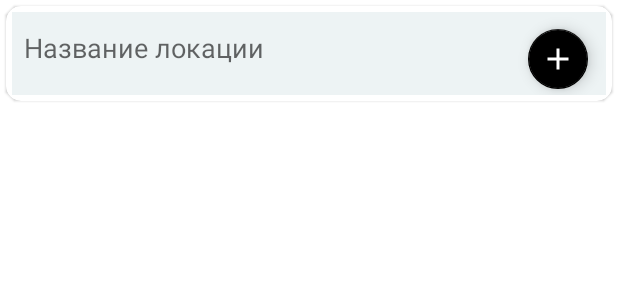
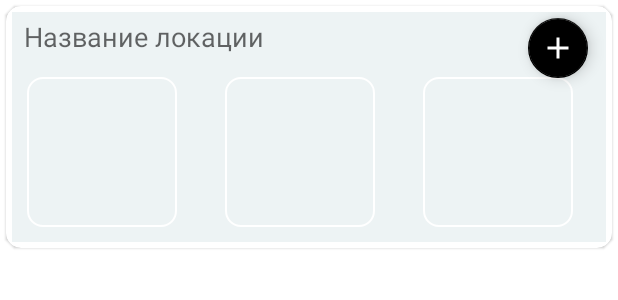
Before and after one commit to novichenkoAlexander/testProject, an Android app: the layout locations_list_item.xml on its own in the app's theme, with its tools: preview values and no code run, on a phone screen of 412 x 824 dp. Shown: the top 300 px of the screen. Run offline under Robolectric (Android 15) with nearby library versions, the phone set to English and light mode, and no system bars.

Commit message:
fixed database and fullscreen image view mode

```diff
--- a/app/build.gradle
+++ b/app/build.gradle
@@ -79,4 +79,7 @@ dependencies {
     //GSON
     implementation 'com.google.code.gson:gson:2.8.6'
 
+    //Glide
+    implementation 'com.github.bumptech.glide:glide:4.12.0'
+    annotationProcessor 'com.github.bumptech.glide:compiler:4.12.0'
 }
--- a/app/src/main/AndroidManifest.xml
+++ b/app/src/main/AndroidManifest.xml
@@ -1,7 +1,8 @@
 <?xml version="1.0" encoding="utf-8"?>
 <manifest xmlns:android="http://schemas.android.com/apk/res/android"
-    xmlns:tools="http://schemas.android.com/tools"
     package="com.example.testapp">
+
+    <uses-permission android:name="android.permission.READ_EXTERNAL_STORAGE" />
 
     <application
         android:name=".TestApplication"
--- a/app/src/main/java/com/example/testapp/adapters/LocationsListAdapter.kt
+++ b/app/src/main/java/com/example/testapp/adapters/LocationsListAdapter.kt
@@ -15,6 +15,7 @@ class LocationsListAdapter(
     private val onAddClick: (Location) -> Unit,
     private val onTextChanged: (String, Location) -> Unit,
     private val onAdapterSet: (Location, ImagesListAdapter) -> Unit,
+    private val onImageClick: (String) -> Unit,
 ) : ListAdapter<Location, LocationsListAdapter.ItemViewHolder>(DiffCallback()) {
 
 
@@ -45,7 +46,7 @@ class LocationsListAdapter(
         private val onTitleTextChanged: (String, Int) -> (Unit),
     ) : RecyclerView.ViewHolder(view) {
 
-        private var imagesAdapter: ImagesListAdapter = ImagesListAdapter()
+        private var imagesAdapter: ImagesListAdapter = ImagesListAdapter(onImageClick)
 
         init {
             itemView.fabAddImage.setOnClickListener {
@@ -61,14 +62,12 @@ class LocationsListAdapter(
                     false
                 }
             }
-            //TODO: ADD feature to save title when focus gone or keyboard collapse
         }
 
         fun bind(location: Location) {
             itemView.etLocationTitle.setText(location.title)
             itemView.rvImages.adapter = imagesAdapter
             onAdapterSet(location, imagesAdapter)
-
         }
 
     }
--- a/app/src/main/java/com/example/testapp/models/Image.kt
+++ b/app/src/main/java/com/example/testapp/models/Image.kt
@@ -22,5 +22,7 @@ data class Image(
     @ColumnInfo(name = "locationId")
     val locationId: Long,
 
-    val image: String = "",
+    val imageUri: String = "",
+
+    val checked: Boolean = false,
 )
--- /dev/null
+++ b/app/src/main/res/drawable/checked.xml
@@ -0,0 +1,32 @@
+<?xml version="1.0" encoding="utf-8"?>
+<selector xmlns:android="http://schemas.android.com/apk/res/android">
+    <item android:state_checked="true">
+        <layer-list>
+            <item>
+                <shape android:shape="oval">
+                    <corners android:radius="1dp" />
+                    <stroke android:width="0.2dp" android:color="#990000" />
+                    <solid android:color="#fafafa" />
+                    <size android:width="30dp" android:height="30dp" />
+                </shape>
+            </item>
+
+            <item android:width="8dp" android:height="2dp" android:left="6dp" android:top="20dp">
+                <rotate android:fromDegrees="45">
+                    <shape android:shape="rectangle">
+                        <solid android:color="#990000" />
+                    </shape>
+                </rotate>
+            </item>
+
+            <item android:width="19dp" android:height="2dp" android:left="9dp" android:top="16dp">
+                <rotate android:fromDegrees="-45">
+                    <shape android:shape="rectangle">
+                        <solid android:color="#990000" />
+                    </shape>
+                </rotate>
+            </item>
+        </layer-list>
+    </item>
+
+</selector>
--- /dev/null
+++ b/app/src/main/res/drawable/custom_checkbox.xml
@@ -0,0 +1,6 @@
+<?xml version="1.0" encoding="utf-8"?>
+<selector xmlns:android="http://schemas.android.com/apk/res/android">
+    <item android:drawable="@drawable/checked" android:state_checked="true" />
+    <item android:drawable="@drawable/checked" android:state_pressed="true" />
+    <item android:drawable="@drawable/unchecked" android:state_pressed="false" />
+</selector>
--- /dev/null
+++ b/app/src/main/res/drawable/images_shape.xml
@@ -0,0 +1,12 @@
+<?xml version="1.0" encoding="utf-8"?>
+<shape xmlns:android='http://schemas.android.com/apk/res/android'
+
+    android:shape='rectangle'>
+
+    <stroke
+        android:width='1dp'
+        android:color='#FFFFFFFF' />
+
+    <corners android:radius="10dp" />
+
+</shape>
--- /dev/null
+++ b/app/src/main/res/drawable/unchecked.xml
@@ -0,0 +1,12 @@
+<?xml version="1.0" encoding="utf-8"?>
+<shape xmlns:android="http://schemas.android.com/apk/res/android"
+    android:shape="oval">
+    <corners android:radius="1dp" />
+    <stroke
+        android:width="0.2dp"
+        android:color="#990000" />
+    <solid android:color="#fafafa" />
+    <size
+        android:width="30dp"
+        android:height="30dp" />
+</shape>
--- a/app/src/main/res/layout/images_list_item.xml
+++ b/app/src/main/res/layout/images_list_item.xml
@@ -1,11 +1,31 @@
-<TextView xmlns:android="http://schemas.android.com/apk/res/android"
+<androidx.constraintlayout.widget.ConstraintLayout xmlns:android="http://schemas.android.com/apk/res/android"
+    xmlns:app="http://schemas.android.com/apk/res-auto"
     xmlns:tools="http://schemas.android.com/tools"
-    android:id="@+id/ivImageItem"
-    android:layout_width="100dp"
-    android:layout_height="100dp"
-    android:layout_margin="10dp"
-    android:background="@color/teal_200"
-    android:gravity="center"
-    android:textColor="@color/black"
-    android:textSize="35sp"
-    tools:text="123" />
+    android:layout_width="wrap_content"
+    android:layout_height="wrap_content">
+
+    <ImageView
+        android:id="@+id/ivImageItem"
+        android:layout_width="100dp"
+        android:layout_height="100dp"
+        android:layout_margin="10dp"
+        android:gravity="center"
+        android:scaleType="fitXY"
+        android:background="@drawable/images_shape"
+        app:layout_constraintBottom_toBottomOf="parent"
+        app:layout_constraintEnd_toEndOf="parent"
+        app:layout_constraintStart_toStartOf="parent"
+        app:layout_constraintTop_toTopOf="parent"
+        tools:background="@drawable/images_shape"/>
+
+    <CheckBox
+        android:id="@+id/check"
+        android:layout_width="20dp"
+        android:layout_height="20dp"
+        android:background="@color/black"
+        android:button="@drawable/custom_checkbox"
+        android:visibility="gone"
+        app:layout_constraintEnd_toEndOf="@id/ivImageItem"
+        app:layout_constraintTop_toTopOf="@id/ivImageItem" />
+
+</androidx.constraintlayout.widget.ConstraintLayout>
--- a/app/src/main/res/values/themes.xml
+++ b/app/src/main/res/values/themes.xml
@@ -10,6 +10,8 @@
         <item name="colorSecondaryVariant">@color/teal_700</item>
         <item name="colorOnSecondary">@color/black</item>
         <!-- Status bar color. -->
+        <item name="android:windowLightNavigationBar" tools:targetApi="o_mr1">true</item>
+        <item name="android:windowLightStatusBar" tools:targetApi="m">true</item>
         <item name="android:statusBarColor" tools:targetApi="l">?attr/colorOnPrimary</item>
         <!-- Customize your theme here. -->
     </style>
```
Also changed, not shown: app/src/main/java/com/example/testapp/adapters/ImagesListAdapter.kt (+26 -5 lines), app/src/main/java/com/example/testapp/dialogs/ImageDialog.kt (added, +39 -0 lines), app/src/main/java/com/example/testapp/screens/LocationsFragment.kt (+53 -8 lines), app/src/main/res/drawable-xxhdpi/round_corner_dialog_background.xml (added, +12 -0 lines), app/src/main/res/layout/fragment_image_dialog.xml (added, +18 -0 lines).
